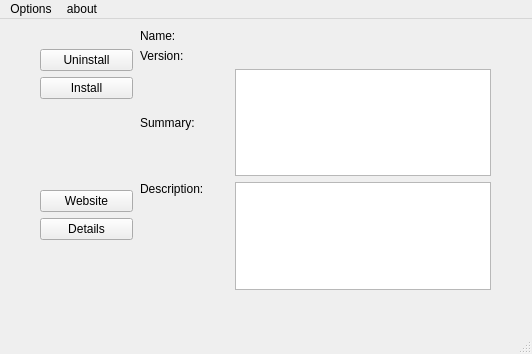
openeuler-mirror/kylin-installer, file kyrpm-installer/mainwindow.ui: the form before one commit.
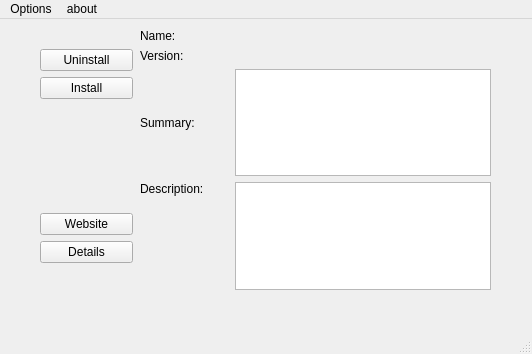
The form after the commit.

```diff
--- a/kyrpm-installer/mainwindow.ui
+++ b/kyrpm-installer/mainwindow.ui
@@ -96,7 +96,7 @@
       <x>40</x>
       <y>10</y>
       <width>93</width>
-      <height>211</height>
+      <height>234</height>
      </rect>
     </property>
     <layout class="QVBoxLayout" name="verticalLayout_2">
```
Left out of the diff: 15 changed lines with no effect on the pictures.
